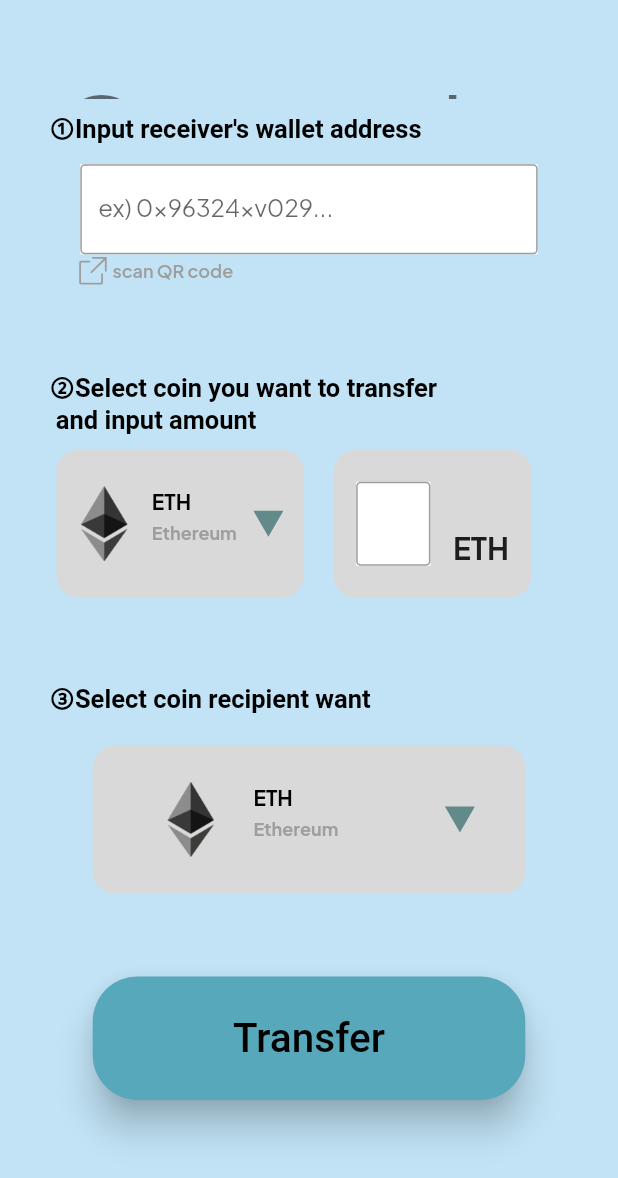
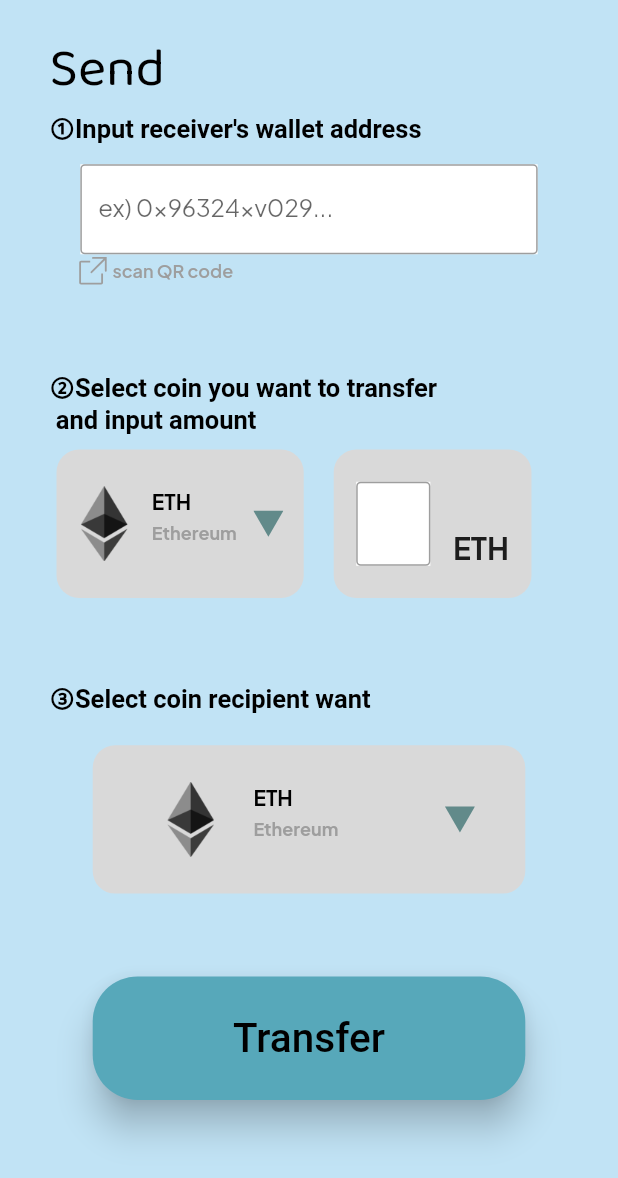
Before and after one commit to unchain-tech/NEAR-MulPay, a Flutter app: the Send screen opened directly, on a phone screen of 412 x 824 dp. Shown: the top 1178 px of the screen. Run offline on Flutter 3.47's test engine with Material 2 defaults, Android fonts, the light colour scheme and no system bars; drawn by our look-alikes of dropdown_button2; our stand-ins replace flutter_dotenv, flutter_svg, fluttertoast, google_fonts, hexcolor, qr_flutter and 1 more; missing offline and left inert: fluid_bottom_nav_bar, qr_code_scanner, web3_connect, web3dart; project files that could hold a hidden picture were left out.

Commit message:
modify send screen refer to desktop aspect ratio

```diff
--- a/packages/client/lib/view/screens/send.dart
+++ b/packages/client/lib/view/screens/send.dart
@@ -10,8 +10,8 @@ import 'package:google_fonts/google_fonts.dart';
 import 'package:hexcolor/hexcolor.dart';
 import 'package:mulpay_frontend/view/screens/qr_code_scan.dart';
 import 'package:provider/provider.dart';
-
 import '../../model/contract_model.dart';
+import 'package:responsive_framework/responsive_framework.dart';
 
 class Send extends StatefulWidget {
   const Send({Key? key}) : super(key: key);
@@ -32,6 +32,7 @@ class _SendState extends State<Send> {
     final displayHeight = MediaQuery.of(context).size.height;
     final displayWidth = MediaQuery.of(context).size.width;
     var contractModel = Provider.of<ContractModel>(context, listen: true);
+    final isDeskTop = ResponsiveBreakpoints.of(context).largerThan(MOBILE);
 
     return Scaffold(
       body: SafeArea(
@@ -40,15 +41,19 @@ class _SendState extends State<Send> {
           child: Column(
             children: [
               SizedBox(
-                height: displayHeight * 0.04,
+                height:
+                    isDeskTop ? (displayHeight * 0.01) : (displayHeight * 0.04),
               ),
               SizedBox(
-                height: displayHeight * 0.04,
+                height:
+                    isDeskTop ? (displayHeight * 0.06) : (displayHeight * 0.04),
                 child: Row(
                   children: [
                     Text(
                       'Send',
-                      style: Theme.of(context).textTheme.headline1,
+                      style: isDeskTop
+                          ? const TextStyle(fontSize: 50)
+                          : (Theme.of(context).textTheme.headlineSmall),
                     ),
                   ],
                 ),
@@ -73,7 +78,7 @@ class _SendState extends State<Send> {
                                   "①Input receiver's wallet address",
                                   style: GoogleFonts.roboto(
                                     fontWeight: FontWeight.bold,
-                                    fontSize: 17,
+                                    fontSize: isDeskTop ? 30 : 17,
                                     color: Colors.black,
                                   ),
                                 ),
@@ -90,7 +95,7 @@ class _SendState extends State<Send> {
                                 decoration: InputDecoration(
                                   enabledBorder: OutlineInputBorder(
                                     borderRadius: BorderRadius.circular(3),
-                                    borderSide: BorderSide(
+                                    borderSide: const BorderSide(
                                       color: Colors.grey,
                                       width: 1.0,
                                     ),
@@ -134,7 +139,7 @@ class _SendState extends State<Send> {
                               child: Row(
                                 mainAxisAlignment: MainAxisAlignment.start,
                                 children: [
-                                  SizedBox(width: 18),
+                                  const SizedBox(width: 18),
                                   SizedBox(
                                     height: 22,
                                     width: 22,
@@ -143,11 +148,11 @@ class _SendState extends State<Send> {
                                       color: Colors.grey,
                                     ),
                                   ),
-                                  const Text(
+                                  Text(
                                     ' scan QR code',
                                     style: TextStyle(
                                       color: Colors.grey,
-                                      fontSize: 12,
+                                      fontSize: isDeskTop ? 20 : 12,
                                       fontWeight: FontWeight.w600,
                                     ),
                                   ),
@@ -166,13 +171,13 @@ class _SendState extends State<Send> {
                                   "②Select coin you want to transfer \n and input amount",
                                   style: GoogleFonts.roboto(
                                     fontWeight: FontWeight.bold,
-                                    fontSize: 17,
+                                    fontSize: isDeskTop ? 30 : 17,
                                     color: Colors.black,
                                   ),
                                 ),
                               ],
                             ),
-                            SizedBox(
+                            const SizedBox(
                               height: 10,
                             ),
                             Row(
@@ -194,18 +199,18 @@ class _SendState extends State<Send> {
                                       customButton: Container(
                                           child: Row(
                                         children: [
-                                          SizedBox(
+                                          const SizedBox(
                                             width: 5,
                                           ),
-                                          Container(
+                                          SizedBox(
                                             width: displayWidth * 0.13,
                                             child: Column(
                                               mainAxisAlignment:
                                                   MainAxisAlignment.center,
                                               children: [
                                                 SizedBox(
-                                                  height: 50,
-                                                  width: 50,
+                                                  height: isDeskTop ? 80 : 50,
+                                                  width: isDeskTop ? 80 : 50,
                                                   child: Image.asset(
                                                       dropdownValueOfSecond
                                                           .imagePath),
@@ -213,7 +218,7 @@ class _SendState extends State<Send> {
                                               ],
                                             ),
                                           ),
-                                          SizedBox(
+                                          const SizedBox(
                                             width: 5,
                                           ),
                                           SizedBox(
@@ -225,7 +230,7 @@ class _SendState extends State<Send> {
                                               crossAxisAlignment:
                                                   CrossAxisAlignment.start,
                                               children: [
-                                                SizedBox(
+                                                const SizedBox(
                                                   height: 10,
                                                 ),
                                                 Text(
@@ -233,32 +238,34 @@ class _SendState extends State<Send> {
                                                   style: TextStyle(
                                                     fontWeight: FontWeight.bold,
                                                     color: Colors.black,
-                                                    fontSize: 14,
+                                                    fontSize:
+                                                        isDeskTop ? 28 : 14,
                                                   ),
                                                 ),
-                                                SizedBox(
+                                                const SizedBox(
                                                   height: 5,
                                                 ),
                                                 Text(
                                                   dropdownValueOfSecond.name,
                                                   style: TextStyle(
-                                                      fontWeight:
-                                                          FontWeight.bold,
-                                                      color: Colors.grey,
-                                                      fontSize: 12),
+                                                    fontWeight: FontWeight.bold,
+                                                    color: Colors.grey,
+                                                    fontSize:
+                                                        isDeskTop ? 24 : 12,
+                                                  ),
                                                 ),
-                                                SizedBox(
+                                                const SizedBox(
                                                   height: 20,
                                                 ),
                                               ],
                                             ),
                                           ),
-                                          SizedBox(
+                                          const SizedBox(
                                             width: 10,
                                           ),
                                           SizedBox(
-                                            height: displayHeight * 0.12,
-                                            width: 20,
+                                            height: isDeskTop ? 40 : 20,
+                                            width: isDeskTop ? 40 : 20,
                                             child: SvgPicture.asset(
                                               "assets/triangle.svg",
                                               color: HexColor("#628A8A"),
@@ -289,7 +296,7 @@ class _SendState extends State<Send> {
                                                 child: Image.asset(
                                                     value.imagePath),
                                               ),
-                                              SizedBox(
+                                              const SizedBox(
                                                 width: 10,
                                               ),
                                               Text(value.symbol)
@@ -316,14 +323,16 @@ class _SendState extends State<Send> {
                                         margin: EdgeInsets.symmetric(
                                             horizontal: 15,
                                             vertical: displayHeight * 0.026),
-                                        width: displayWidth * 0.12,
+                                        width: isDeskTop
+                                            ? (displayWidth * 0.24)
+                                            : (displayWidth * 0.12),
                                         color: Colors.white,
                                         child: TextFormField(
                                           decoration: InputDecoration(
                                             enabledBorder: OutlineInputBorder(
                                               borderRadius:
                                                   BorderRadius.circular(3),
-                                              borderSide: BorderSide(
+                                              borderSide: const BorderSide(
                                                 color: Colors.grey,
                                                 width: 1.0,
                                               ),
@@ -344,7 +353,7 @@ class _SendState extends State<Send> {
                                           controller: amountController,
                                         ),
                                       ),
-                                      Container(
+                                      SizedBox(
                                         height: double.infinity,
                                         child: Column(
                                           mainAxisAlignment:
@@ -353,7 +362,7 @@ class _SendState extends State<Send> {
                                             Text(
                                               dropdownValueOfSecond.symbol,
                                               style: TextStyle(
-                                                fontSize: 20,
+                                                fontSize: isDeskTop ? 32 : 20,
                                                 fontWeight: FontWeight.bold,
                                               ),
                                             ),
@@ -379,13 +388,13 @@ class _SendState extends State<Send> {
                                   "③Select coin recipient want",
                                   style: GoogleFonts.roboto(
                                     fontWeight: FontWeight.bold,
-                                    fontSize: 17,
+                                    fontSize: isDeskTop ? 30 : 17,
                                     color: Colors.black,
                                   ),
                                 ),
                               ],
                             ),
-                            SizedBox(
+                            const SizedBox(
                               height: 20,
                             ),
                             Container(
@@ -401,22 +410,21 @@ class _SendState extends State<Send> {
                                 child: DropdownButton2(
                                   buttonWidth: 20,
                                   buttonHeight: 20,
-                                  customButton: Container(
-                                      child: Row(
+                                  customButton: Row(
                                     mainAxisAlignment: MainAxisAlignment.center,
                                     children: [
-                                      SizedBox(
+                                      const SizedBox(
                                         width: 5,
                                       ),
-                                      Container(
+                                      SizedBox(
                                         width: displayWidth * 0.13,
                                         child: Column(
                                           mainAxisAlignment:
                                               MainAxisAlignment.center,
                                           children: [
                                             SizedBox(
-                                              height: 50,
-                                              width: 50,
+                                              height: isDeskTop ? 80 : 50,
+                                              width: isDeskTop ? 80 : 50,
                                               child: Image.asset(
                                                   dropdownValueOfThird
                                                       .imagePath),
@@ -424,7 +432,7 @@ class _SendState extends State<Send> {
                                           ],
                                         ),
                                       ),
-                                      SizedBox(
+                                      const SizedBox(
                                         width: 15,
                                       ),
                                       SizedBox(
@@ -436,7 +444,7 @@ class _SendState extends State<Send> {
                                           crossAxisAlignment:
                                               CrossAxisAlignment.start,
                                           children: [
-                                            SizedBox(
+                                            const SizedBox(
                                               height: 10,
                                             ),
                                             Text(
@@ -444,38 +452,39 @@ class _SendState extends State<Send> {
                                               style: TextStyle(
                                                 fontWeight: FontWeight.bold,
                                                 color: Colors.black,
-                                                fontSize: 14,
+                                                fontSize: isDeskTop ? 28 : 14,
                                               ),
                                             ),
-                                            SizedBox(
+                                            const SizedBox(
                                               height: 5,
                                             ),
                                             Text(
                                               dropdownValueOfThird.name,
                                               style: TextStyle(
-                                                  fontWeight: FontWeight.bold,
-                                                  color: Colors.grey,
-                                                  fontSize: 12),
+                                                fontWeight: FontWeight.bold,
+                                                color: Colors.grey,
+                                                fontSize: isDeskTop ? 24 : 12,
+                                              ),
                                             ),
-                                            SizedBox(
+                                            const SizedBox(
                                               height: 20,
                                             ),
                                           ],
                                         ),
                                       ),
-                                      SizedBox(
+                                      const SizedBox(
                                         width: 70,
                                       ),
                                       SizedBox(
-                                        height: displayHeight * 0.12,
-                                        width: 20,
+                                        height: isDeskTop ? 40 : 20,
+                                        width: isDeskTop ? 40 : 20,
                                         child: SvgPicture.asset(
                                           "assets/triangle.svg",
                                           color: HexColor("#628A8A"),
                                         ),
                                       ),
                                     ],
-                                  )),
+                                  ),
                                   icon: Icon(
                                     Icons.arrow_drop_down,
                                     size: 30,
@@ -497,7 +506,7 @@ class _SendState extends State<Send> {
                                             width: 30,
                                             child: Image.asset(value.imagePath),
                                           ),
-                                          SizedBox(
+                                          const SizedBox(
                                             width: 10,
                                           ),
                                           Text(value.symbol)
```
